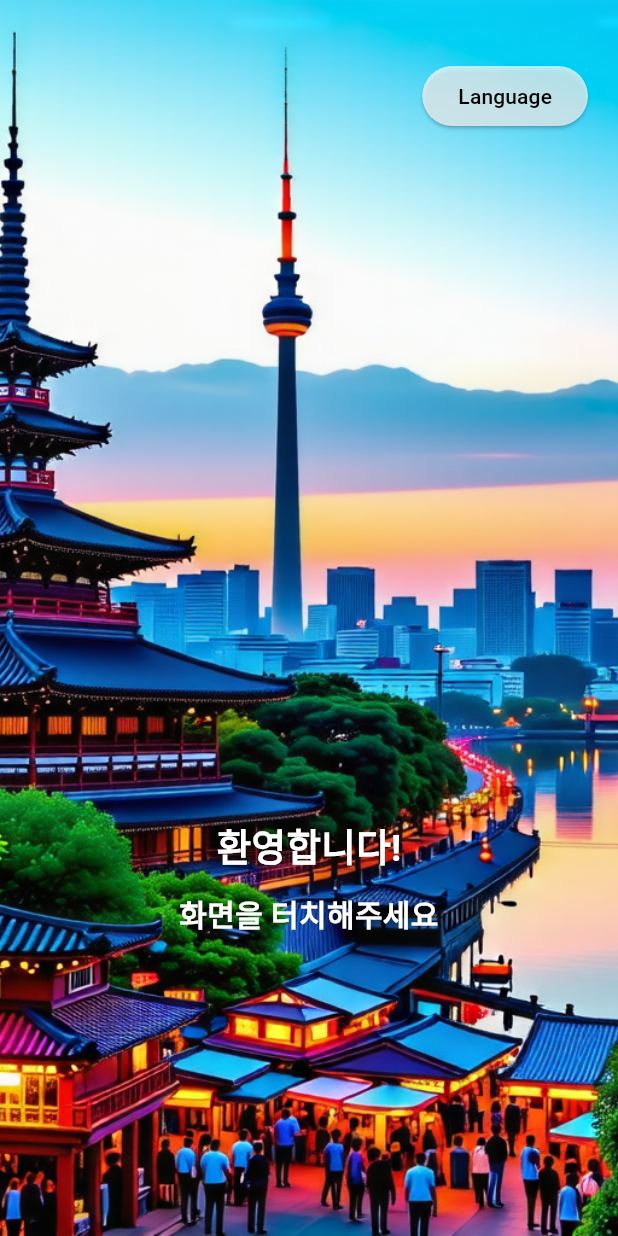
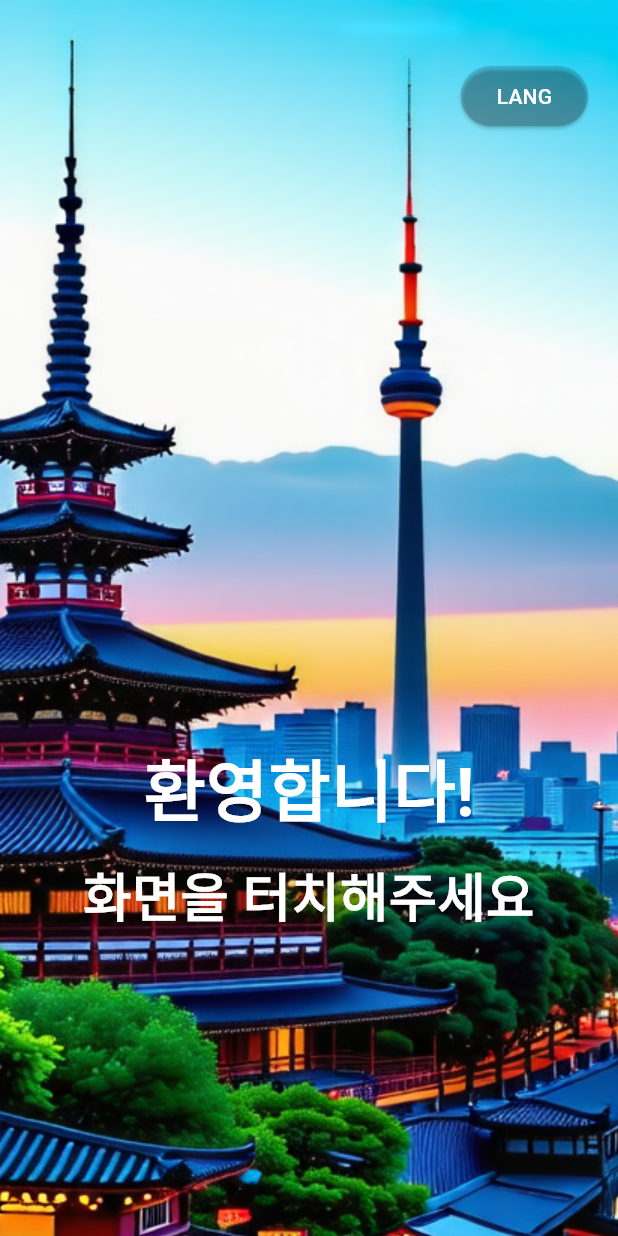
Before and after one commit to abgh012347/flutter_project, a Flutter app: the screen it shows after launch, on a phone screen of 412 x 824 dp. Run offline on Flutter 3.47's test engine with Material 3 defaults, Android fonts, the light colour scheme and no system bars; missing offline and left inert: dart:ffi; network calls fail.

Commit message:
에니메이션 넣기 전

```diff
--- a/lib/start.dart
+++ b/lib/start.dart
@@ -37,7 +37,7 @@ class _StartPageState extends State<StartPage> {
         _selectedLanguage = language;
       });
     } catch (e) {
-      debugPrint("Failed to fetch language: $e");
+      debugPrint("Failed to fetch language: ${e}");
     }
   }
 
@@ -87,7 +87,7 @@ class _StartPageState extends State<StartPage> {
                     fontWeight: FontWeight.bold,
                   ),
                 ),
-                child: const Text("영어"),
+                child: const Text("ENG"),
               ),
               const SizedBox(height: 15),
               ElevatedButton(
@@ -106,7 +106,7 @@ class _StartPageState extends State<StartPage> {
                     fontWeight: FontWeight.bold,
                   ),
                 ),
-                child: const Text("일본어"),
+                child: const Text("日本語"),
               ),
               const SizedBox(height: 15),
               ElevatedButton(
@@ -125,7 +125,7 @@ class _StartPageState extends State<StartPage> {
                     fontWeight: FontWeight.bold,
                   ),
                 ),
-                child: const Text("중국어"),
+                child: const Text("中國語"),
               ),
             ],
           ),
@@ -160,24 +160,33 @@ class _StartPageState extends State<StartPage> {
       child: Scaffold(
         body: Stack(
           children: [
-            Container(
-              decoration: const BoxDecoration(
-                image: DecorationImage(
-                  image: AssetImage("images/seoul.png"),
-                  fit: BoxFit.cover,
-                ),
+            Positioned(
+              left: - 220, // x 좌표
+              top: 0,  // y 좌표
+              child: Image.asset(
+                "images/seoul.png",
+
               ),
             ),
+            // Container(
+            //   decoration: const BoxDecoration(
+            //     image: DecorationImage(
+            //       image: AssetImage("images/seoul.png"),
+            //       fit: BoxFit.cover,
+            //         alignment: Alignment.topLeft
+            //     ),
+            //   ),
+            // ),
             Positioned(
               top: 40,
               right: 20,
               child: ElevatedButton(
                 onPressed: _showLanguageDialog,
                 style: ElevatedButton.styleFrom(
-                  backgroundColor: Colors.white.withOpacity(0.7),
-                  foregroundColor: Colors.black,
+                  backgroundColor: Colors.black.withAlpha(30),
+                  foregroundColor: Colors.white,
                 ),
-                child: const Text("Language"),
+                child: const Text("LANG"),
               ),
             ),
             Positioned(
@@ -190,7 +199,7 @@ class _StartPageState extends State<StartPage> {
                     "환영합니다!",
                     style: const TextStyle(
                         color: Colors.white,
-                        fontSize: 25,
+                        fontSize: 45,
                         fontWeight: FontWeight.bold),
                   ),
                   const SizedBox(height: 10),
@@ -199,7 +208,7 @@ class _StartPageState extends State<StartPage> {
                     textAlign: TextAlign.center,
                     style: TextStyle(
                       color: Colors.white,
-                      fontSize: 20,
+                      fontSize: 35,
                       fontWeight: FontWeight.bold,
                     ),
                   ),
```
